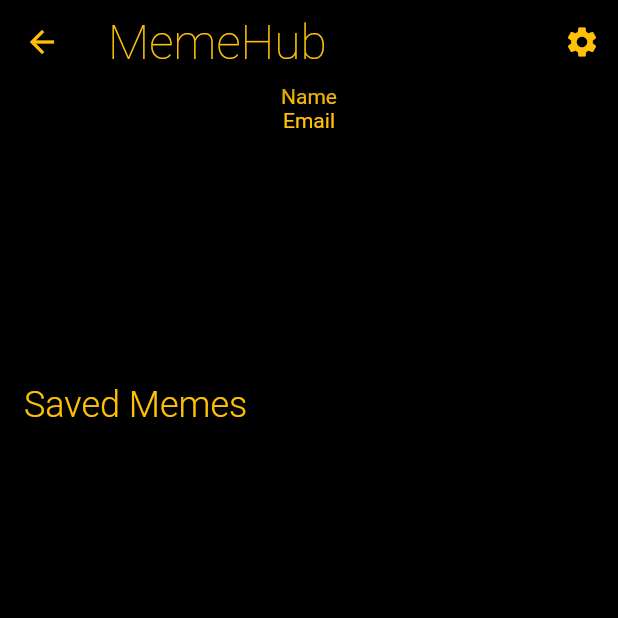
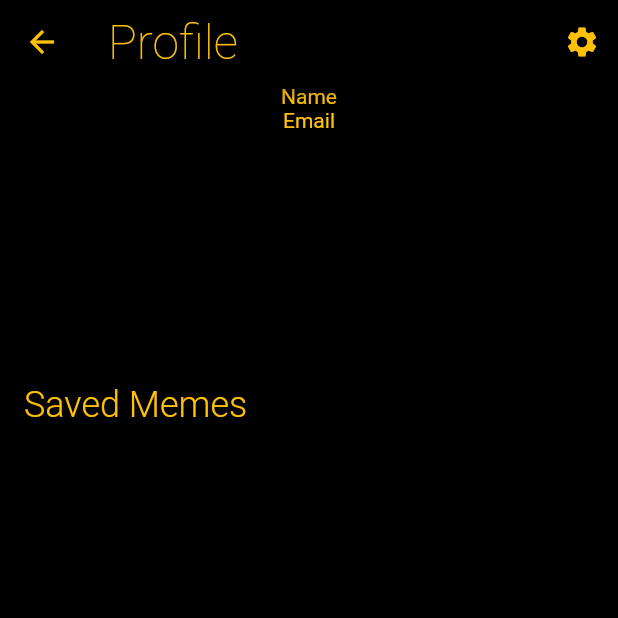
Before and after one commit to toy0407/MemeHub, a Flutter app: the screen it shows after launch, after a tap on the "person 2" icon, on a phone screen of 412 x 824 dp, the top half of it. Run offline on Flutter 3.47's test engine with Material 2 defaults, Android fonts, the light colour scheme and no system bars; our stand-ins replace bloc, dartz, equatable, flutter_bloc, fluttertoast, get_it and 2 more; network calls fail.

Commit message:
Code cleanup

```diff
--- a/lib/presentation/pages/home_page.dart
+++ b/lib/presentation/pages/home_page.dart
@@ -42,8 +42,11 @@ class _HomePageState extends State<HomePage> {
           )
         ],
       ),
-      body: BlocListener<MemeBloc, MemeState>(
-          bloc: widget.memeBloc, listener: (context, state) {}, child: _body()),
+      body: _body(),
+      // floatingActionButton: FloatingActionButton(
+      //   onPressed: () {},
+      // ),
+      // floatingActionButtonLocation: FloatingActionButtonLocation.centerFloat,
     );
   }
 
@@ -134,23 +137,26 @@ class _HomePageState extends State<HomePage> {
         color: Colors.amber,
         iconSize: 36,
       ),
-      BlocBuilder<MemeBloc, MemeState>(
-        builder: (context, state) {
-          return IconButton(
-            onPressed: () {
-              // BlocProvider.of<MemeBloc>(context)
-              //     .saveMeme(memeList[currentMeme]);
-              widget.memeBloc.add(SaveMemeEvent(meme: memeList[currentMeme]));
-            },
-            icon: const Icon(Icons.save_alt),
-            color: Colors.amber,
-          );
+      IconButton(
+        onPressed: () {
+          widget.memeBloc.add(SaveMemeEvent(meme: memeList[currentMeme]));
         },
+        icon: const Icon(Icons.save_alt),
+        color: Colors.amber,
       ),
       IconButton(
         onPressed: () {
-          // BlocProvider.of<MemeBloc>(context).shareMeme(memeList[currentMeme]);
-          widget.memeBloc.add(ShareMemeEvent(meme: memeList[currentMeme]));
+          widget.memeBloc.add(SaveMemeEvent(meme: memeList[currentMeme]));
+        },
+        icon: const Icon(
+          Icons.add_box_outlined,
+          size: 28,
+        ),
+        color: Colors.amber,
+      ),
+      IconButton(
+        onPressed: () {
+          //TODO:Implement create new meme
         },
         icon: const Icon(Icons.share),
         color: Colors.amber,
@@ -159,7 +165,6 @@ class _HomePageState extends State<HomePage> {
         onPressed: () {
           if (currentMeme != sizeOfMemeList - 1) {
             if (currentMeme > sizeOfMemeList - 2 - 1) {
-              // BlocProvider.of<MemeBloc>(context).appendMemes(memeList);
               widget.memeBloc.add(AppendMemesEvent(memeList: memeList));
             }
             setState(() {
--- a/lib/presentation/pages/profile_page.dart
+++ b/lib/presentation/pages/profile_page.dart
@@ -16,7 +16,7 @@ class _ProfileSettingsPageState extends State<ProfilePage> {
     return Scaffold(
       backgroundColor: Colors.black,
       appBar: AppBar(
-        title: const Text('MemeHub'),
+        title: const Text('Profile'),
         titleTextStyle: const TextStyle(
             fontSize: 32, color: Colors.amber, fontWeight: FontWeight.w200),
         backgroundColor: Colors.transparent,
--- a/lib/presentation/pages/settings_page.dart
+++ b/lib/presentation/pages/settings_page.dart
@@ -11,8 +11,14 @@ class _SettingsPageState extends State<SettingsPage> {
   @override
   Widget build(BuildContext context) {
     return Scaffold(
+      backgroundColor: Colors.black,
       appBar: AppBar(
         title: const Text('Settings'),
+        titleTextStyle: const TextStyle(
+            fontSize: 32, color: Colors.amber, fontWeight: FontWeight.w200),
+        backgroundColor: Colors.transparent,
+        centerTitle: false,
+        iconTheme: const IconThemeData(color: Colors.amber),
       ),
     );
   }
```
